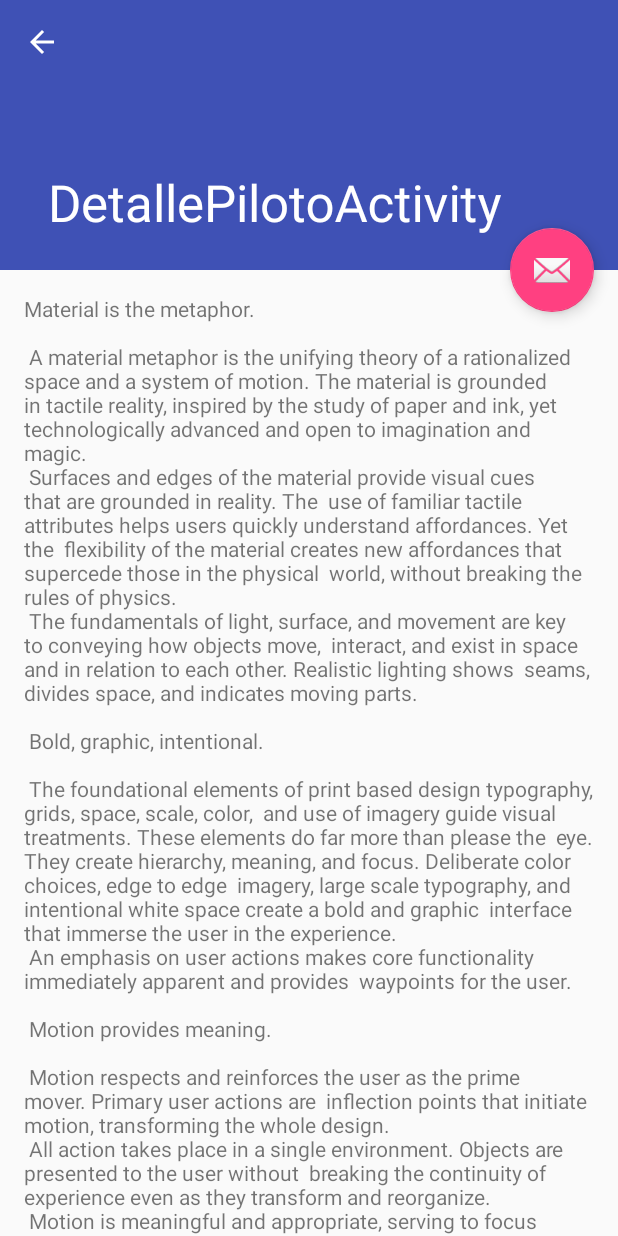
After one commit to imolinuevo/GestorPilotosAndroid, an Android app: the DetallePilotoActivity screen opened directly, with no data from a screen before it, on a phone screen of 412 x 824 dp. The commit adds this screen. Run offline under Robolectric (Android 15) with nearby library versions, the phone set to English and light mode, and no system bars.

Commit message:
DetallePilotoActivity working. Iñigo Molinuevo

```diff
--- a/app/src/main/AndroidManifest.xml
+++ b/app/src/main/AndroidManifest.xml
@@ -18,6 +18,15 @@
                 <category android:name="android.intent.category.LAUNCHER" />
             </intent-filter>
         </activity>
+        <activity
+            android:name=".DetallePilotoActivity"
+            android:label="@string/title_activity_detalle_piloto"
+            android:parentActivityName=".ActividadPrincipal"
+            android:theme="@style/AppTheme.NoActionBar" >
+            <meta-data
+                android:name="android.support.PARENT_ACTIVITY"
+                android:value="miw.dasm.inigo.gestorpilotos.ActividadPrincipal" />
+        </activity>
     </application>
 
 </manifest>
--- a/app/src/main/java/miw/dasm/inigo/gestorpilotos/ActividadPrincipal.java
+++ b/app/src/main/java/miw/dasm/inigo/gestorpilotos/ActividadPrincipal.java
@@ -1,5 +1,6 @@
 package miw.dasm.inigo.gestorpilotos;
 
+import android.content.Intent;
 import android.os.Bundle;
 import android.support.design.widget.FloatingActionButton;
 import android.support.design.widget.Snackbar;
@@ -43,6 +44,7 @@ public class ActividadPrincipal extends AppCompatActivity {
             public void onItemClick(AdapterView<?> parent, View view, int position, long id) {
                 Log.d("ItemOnclick", new Integer(position).toString());
                 Log.d("ItemOnclick", parent.getItemAtPosition(position).toString());
+                lanzarDetallePiloto((Piloto) parent.getItemAtPosition(position));
             }
         });
         Button button = (Button) findViewById(R.id.addButton);
@@ -52,6 +54,11 @@ public class ActividadPrincipal extends AppCompatActivity {
                 addPiloto();
             }
         });
+    }
+
+    public void lanzarDetallePiloto(Piloto piloto) {
+        Intent detallePioto = new Intent(this, DetallePilotoActivity.class);
+        startActivity(detallePioto);
     }
 
     @Override
--- /dev/null
+++ b/app/src/main/java/miw/dasm/inigo/gestorpilotos/DetallePilotoActivity.java
@@ -0,0 +1,29 @@
+package miw.dasm.inigo.gestorpilotos;
+
+import android.os.Bundle;
+import android.support.design.widget.FloatingActionButton;
+import android.support.design.widget.Snackbar;
+import android.support.v7.app.AppCompatActivity;
+import android.support.v7.widget.Toolbar;
+import android.view.View;
+
+public class DetallePilotoActivity extends AppCompatActivity {
+
+    @Override
+    protected void onCreate(Bundle savedInstanceState) {
+        super.onCreate(savedInstanceState);
+        setContentView(R.layout.activity_detalle_piloto);
+        Toolbar toolbar = (Toolbar) findViewById(R.id.toolbar);
+        setSupportActionBar(toolbar);
+
+        FloatingActionButton fab = (FloatingActionButton) findViewById(R.id.fab);
+        fab.setOnClickListener(new View.OnClickListener() {
+            @Override
+            public void onClick(View view) {
+                Snackbar.make(view, "Replace with your own action", Snackbar.LENGTH_LONG)
+                        .setAction("Action", null).show();
+            }
+        });
+        getSupportActionBar().setDisplayHomeAsUpEnabled(true);
+    }
+}
--- /dev/null
+++ b/app/src/main/res/layout/activity_detalle_piloto.xml
@@ -0,0 +1,32 @@
+<?xml version="1.0" encoding="utf-8"?>
+<android.support.design.widget.CoordinatorLayout
+    xmlns:android="http://schemas.android.com/apk/res/android"
+    xmlns:app="http://schemas.android.com/apk/res-auto"
+    xmlns:tools="http://schemas.android.com/tools" android:layout_width="match_parent"
+    android:layout_height="match_parent" android:fitsSystemWindows="true"
+    tools:context="miw.dasm.inigo.gestorpilotos.DetallePilotoActivity">
+
+    <android.support.design.widget.AppBarLayout android:id="@+id/app_bar"
+        android:fitsSystemWindows="true" android:layout_height="@dimen/app_bar_height"
+        android:layout_width="match_parent" android:theme="@style/AppTheme.AppBarOverlay">
+
+        <android.support.design.widget.CollapsingToolbarLayout android:id="@+id/toolbar_layout"
+            android:fitsSystemWindows="true" android:layout_width="match_parent"
+            android:layout_height="match_parent" app:layout_scrollFlags="scroll|exitUntilCollapsed"
+            app:contentScrim="?attr/colorPrimary">
+
+            <android.support.v7.widget.Toolbar android:id="@+id/toolbar"
+                android:layout_height="?attr/actionBarSize" android:layout_width="match_parent"
+                app:layout_collapseMode="pin" app:popupTheme="@style/AppTheme.PopupOverlay" />
+
+        </android.support.design.widget.CollapsingToolbarLayout>
+    </android.support.design.widget.AppBarLayout>
+
+    <include layout="@layout/content_detalle_piloto" />
+
+    <android.support.design.widget.FloatingActionButton android:id="@+id/fab"
+        android:layout_width="wrap_content" android:layout_height="wrap_content"
+        android:layout_margin="@dimen/fab_margin" app:layout_anchor="@id/app_bar"
+        app:layout_anchorGravity="bottom|end" android:src="@android:drawable/ic_dialog_email" />
+
+</android.support.design.widget.CoordinatorLayout>
--- /dev/null
+++ b/app/src/main/res/layout/content_detalle_piloto.xml
@@ -0,0 +1,14 @@
+<?xml version="1.0" encoding="utf-8"?>
+<android.support.v4.widget.NestedScrollView
+    xmlns:android="http://schemas.android.com/apk/res/android"
+    xmlns:tools="http://schemas.android.com/tools"
+    xmlns:app="http://schemas.android.com/apk/res-auto"
+    app:layout_behavior="@string/appbar_scrolling_view_behavior"
+    tools:showIn="@layout/activity_detalle_piloto" android:layout_width="match_parent"
+    android:layout_height="match_parent"
+    tools:context="miw.dasm.inigo.gestorpilotos.DetallePilotoActivity">
+
+    <TextView android:layout_width="wrap_content" android:layout_height="wrap_content"
+        android:layout_margin="@dimen/text_margin" android:text="@string/large_text" />
+
+</android.support.v4.widget.NestedScrollView>
--- /dev/null
+++ b/app/src/main/res/menu/menu_detalle_piloto.xml
@@ -0,0 +1,7 @@
+<menu xmlns:android="http://schemas.android.com/apk/res/android"
+    xmlns:app="http://schemas.android.com/apk/res-auto"
+    xmlns:tools="http://schemas.android.com/tools"
+    tools:context="miw.dasm.inigo.gestorpilotos.DetallePilotoActivity">
+    <item android:id="@+id/action_settings" android:title="@string/action_settings"
+        android:orderInCategory="100" app:showAsAction="never" />
+</menu>
--- a/app/src/main/res/values/dimens.xml
+++ b/app/src/main/res/values/dimens.xml
@@ -3,4 +3,6 @@
     <dimen name="activity_horizontal_margin">16dp</dimen>
     <dimen name="activity_vertical_margin">16dp</dimen>
     <dimen name="fab_margin">16dp</dimen>
+    <dimen name="app_bar_height">180dp</dimen>
+    <dimen name="text_margin">16dp</dimen>
 </resources>
--- a/app/src/main/res/values/strings.xml
+++ b/app/src/main/res/values/strings.xml
@@ -2,4 +2,94 @@
     <string name="app_name">Gestor de Pilotos</string>
     <string name="action_settings">Settings</string>
     <string name="opcionVaciar">Vaciar</string>
+    <string name="title_activity_detalle_piloto">DetallePilotoActivity</string>
+    <string name="large_text">
+        "Material is the metaphor.\n\n"
+
+        "A material metaphor is the unifying theory of a rationalized space and a system of motion."
+        "The material is grounded in tactile reality, inspired by the study of paper and ink, yet "
+        "technologically advanced and open to imagination and magic.\n"
+        "Surfaces and edges of the material provide visual cues that are grounded in reality. The "
+        "use of familiar tactile attributes helps users quickly understand affordances. Yet the "
+        "flexibility of the material creates new affordances that supercede those in the physical "
+        "world, without breaking the rules of physics.\n"
+        "The fundamentals of light, surface, and movement are key to conveying how objects move, "
+        "interact, and exist in space and in relation to each other. Realistic lighting shows "
+        "seams, divides space, and indicates moving parts.\n\n"
+
+        "Bold, graphic, intentional.\n\n"
+
+        "The foundational elements of print based design typography, grids, space, scale, color, "
+        "and use of imagery guide visual treatments. These elements do far more than please the "
+        "eye. They create hierarchy, meaning, and focus. Deliberate color choices, edge to edge "
+        "imagery, large scale typography, and intentional white space create a bold and graphic "
+        "interface that immerse the user in the experience.\n"
+        "An emphasis on user actions makes core functionality immediately apparent and provides "
+        "waypoints for the user.\n\n"
+
+        "Motion provides meaning.\n\n"
+
+        "Motion respects and reinforces the user as the prime mover. Primary user actions are "
+        "inflection points that initiate motion, transforming the whole design.\n"
+        "All action takes place in a single environment. Objects are presented to the user without "
+        "breaking the continuity of experience even as they transform and reorganize.\n"
+        "Motion is meaningful and appropriate, serving to focus attention and maintain continuity. "
+        "Feedback is subtle yet clear. Transitions are efﬁcient yet coherent.\n\n"
+
+        "3D world.\n\n"
+
+        "The material environment is a 3D space, which means all objects have x, y, and z "
+        "dimensions. The z-axis is perpendicularly aligned to the plane of the display, with the "
+        "positive z-axis extending towards the viewer. Every sheet of material occupies a single "
+        "position along the z-axis and has a standard 1dp thickness.\n"
+        "On the web, the z-axis is used for layering and not for perspective. The 3D world is "
+        "emulated by manipulating the y-axis.\n\n"
+
+        "Light and shadow.\n\n"
+
+        "Within the material environment, virtual lights illuminate the scene. Key lights create "
+        "directional shadows, while ambient light creates soft shadows from all angles.\n"
+        "Shadows in the material environment are cast by these two light sources. In Android "
+        "development, shadows occur when light sources are blocked by sheets of material at "
+        "various positions along the z-axis. On the web, shadows are depicted by manipulating the "
+        "y-axis only. The following example shows the card with a height of 6dp.\n\n"
+
+        "Resting elevation.\n\n"
+
+        "All material objects, regardless of size, have a resting elevation, or default elevation "
+        "that does not change. If an object changes elevation, it should return to its resting "
+        "elevation as soon as possible.\n\n"
+
+        "Component elevations.\n\n"
+
+        "The resting elevation for a component type is consistent across apps (e.g., FAB elevation "
+        "does not vary from 6dp in one app to 16dp in another app).\n"
+        "Components may have different resting elevations across platforms, depending on the depth "
+        "of the environment (e.g., TV has a greater depth than mobile or desktop).\n\n"
+
+        "Responsive elevation and dynamic elevation offsets.\n\n"
+
+        "Some component types have responsive elevation, meaning they change elevation in response "
+        "to user input (e.g., normal, focused, and pressed) or system events. These elevation "
+        "changes are consistently implemented using dynamic elevation offsets.\n"
+        "Dynamic elevation offsets are the goal elevation that a component moves towards, relative "
+        "to the component’s resting state. They ensure that elevation changes are consistent "
+        "across actions and component types. For example, all components that lift on press have "
+        "the same elevation change relative to their resting elevation.\n"
+        "Once the input event is completed or cancelled, the component will return to its resting "
+        "elevation.\n\n"
+
+        "Avoiding elevation interference.\n\n"
+
+        "Components with responsive elevations may encounter other components as they move between "
+        "their resting elevations and dynamic elevation offsets. Because material cannot pass "
+        "through other material, components avoid interfering with one another any number of ways, "
+        "whether on a per component basis or using the entire app layout.\n"
+        "On a component level, components can move or be removed before they cause interference. "
+        "For example, a floating action button (FAB) can disappear or move off screen before a "
+        "user picks up a card, or it can move if a snackbar appears.\n"
+        "On the layout level, design your app layout to minimize opportunities for interference. "
+        "For example, position the FAB to one side of stream of a cards so the FAB won’t interfere "
+        "when a user tries to pick up one of cards.\n\n"
+    </string>
 </resources>
```
